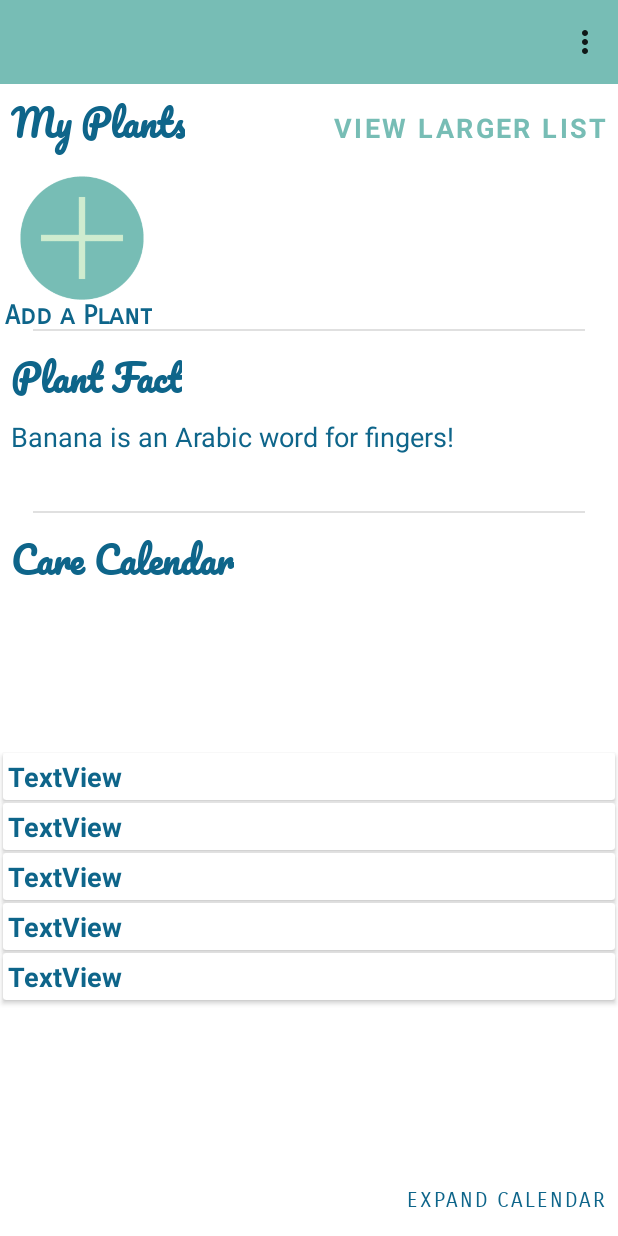
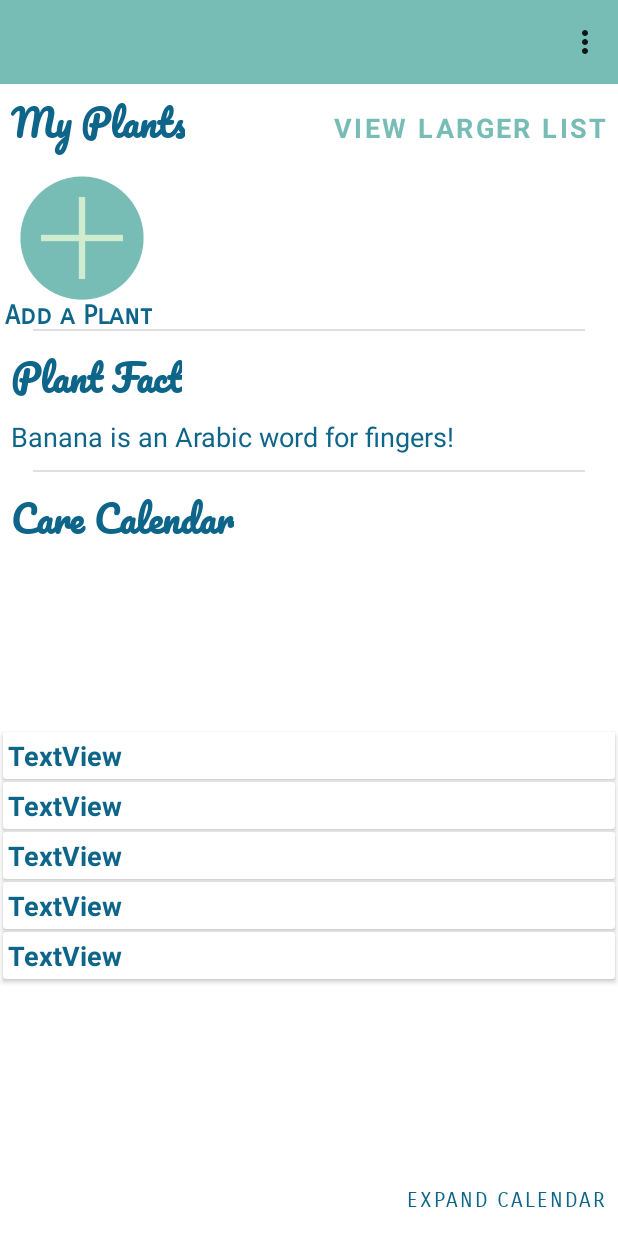
Before and after one commit to foreverFergie/PartyThyme, an Android app: the MainActivity screen opened directly, with no data from a screen before it, on a phone screen of 412 x 824 dp. Run offline under Robolectric (Android 15) with nearby library versions, the phone set to English and light mode, and no system bars; libraries missing offline, so code that uses them is left out: org.mortbay.jetty; Roboto replaces fonts that are not available here.

Commit message:
Fixed issue where calendar would sometimes overlap plant fact text if plant fact text was too large

```diff
--- a/app/src/main/res/layout/activity_main.xml
+++ b/app/src/main/res/layout/activity_main.xml
@@ -146,8 +146,8 @@
 
     <TextView
         android:id="@+id/plantFact"
-        android:layout_width="366dp"
-        android:layout_height="52dp"
+        android:layout_width="wrap_content"
+        android:layout_height="wrap_content"
         android:layout_marginStart="7dp"
         android:layout_marginLeft="7dp"
         android:layout_marginTop="5dp"
```
